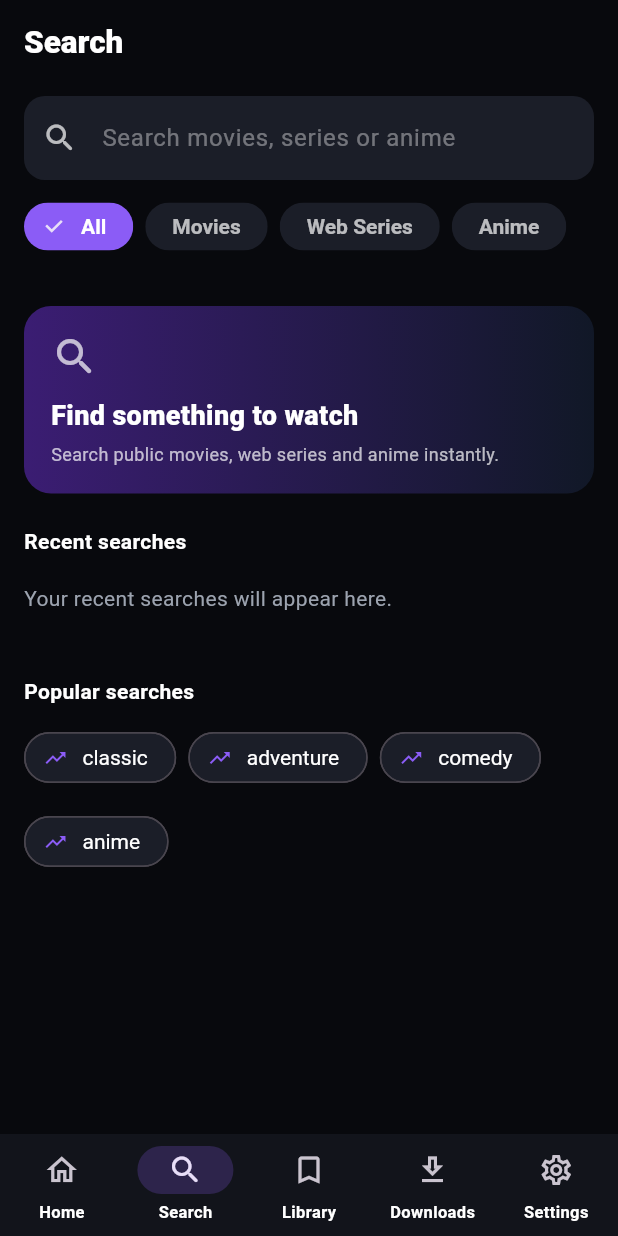
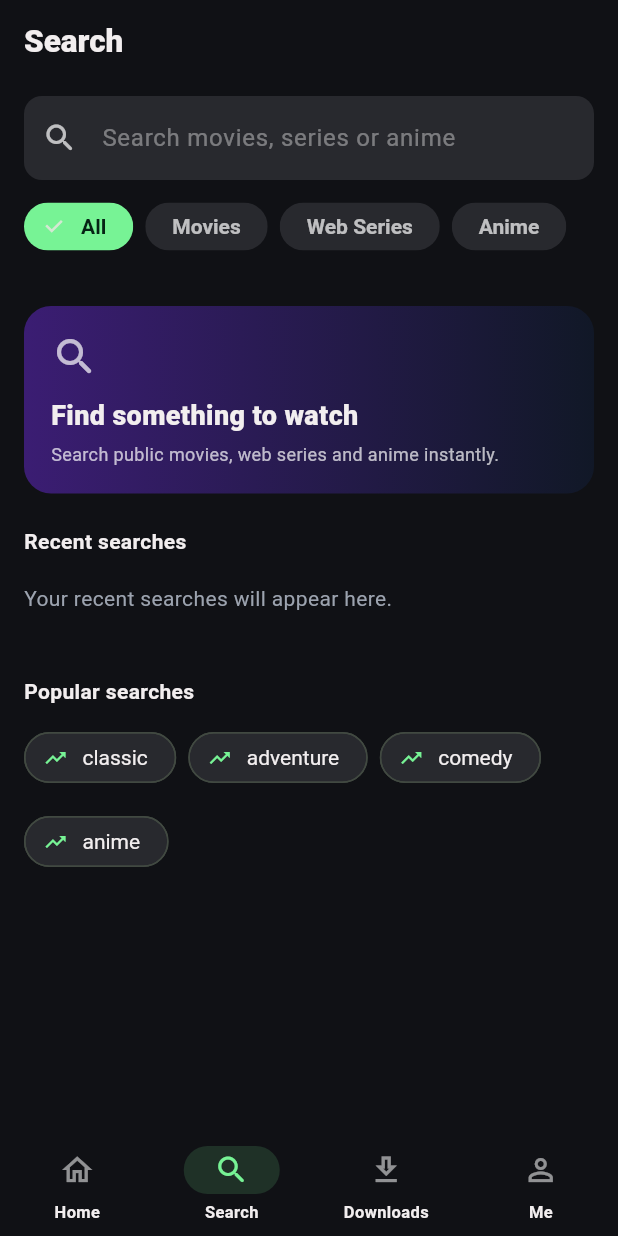
Before and after one commit to robinhossainraaj/flix4u, a Flutter app: the screen it shows after launch, item 2 of the bottom bar chosen, on a phone screen of 412 x 824 dp. Run offline on Flutter 3.47's test engine with Material 3 defaults, Android fonts, the phone set to English and light mode, and no system bars; our stand-ins replace cached_network_image, chewie, dio, go_router, hive_flutter, package_info_plus and 1 more; accounts and stored records are empty; network calls fail.

Commit message:
Step 1 UI: green design system, landscape cards and Me tab

```diff
--- a/flix4u-app/lib/app.dart
+++ b/flix4u-app/lib/app.dart
@@ -6,6 +6,7 @@ import 'features/detail/detail_page.dart';
 import 'features/downloads/downloads_page.dart';
 import 'features/home/home_page.dart';
 import 'features/library/library_page.dart';
+import 'features/me/me_page.dart';
 import 'features/player/player_page.dart';
 import 'features/search/search_page.dart';
 import 'features/settings/settings_page.dart';
@@ -58,6 +59,10 @@ final GoRouter _router = GoRouter(
           const LibraryPage(),
     ),
     GoRoute(
+      path: '/me',
+      builder: (BuildContext context, GoRouterState state) => const MePage(),
+    ),
+    GoRoute(
       path: '/downloads',
       builder: (BuildContext context, GoRouterState state) =>
           const DownloadsPage(),
--- a/flix4u-app/lib/features/downloads/downloads_page.dart
+++ b/flix4u-app/lib/features/downloads/downloads_page.dart
@@ -54,7 +54,7 @@ class DownloadsPage extends StatelessWidget {
           ),
         ),
       ),
-      bottomNavigationBar: const AppBottomNav(selectedIndex: 3),
+      bottomNavigationBar: const AppBottomNav(selectedIndex: 2),
     );
   }
 }
--- a/flix4u-app/lib/features/library/library_page.dart
+++ b/flix4u-app/lib/features/library/library_page.dart
@@ -62,7 +62,7 @@ class LibraryPage extends StatelessWidget {
                     decoration: BoxDecoration(
                       borderRadius: BorderRadius.circular(18),
                       gradient: const LinearGradient(
-                        colors: <Color>[Color(0xFF3B1D73), Color(0xFF111827)],
+                        colors: <Color>[Color(0xFF244A3A), Color(0xFF101115)],
                       ),
                     ),
                     child: const Row(
@@ -166,7 +166,7 @@ class LibraryPage extends StatelessWidget {
           );
         },
       ),
-      bottomNavigationBar: const AppBottomNav(selectedIndex: 2),
+      bottomNavigationBar: const AppBottomNav(selectedIndex: 3),
     );
   }
 }
--- a/flix4u-app/lib/features/search/search_page.dart
+++ b/flix4u-app/lib/features/search/search_page.dart
@@ -102,7 +102,9 @@ class _SearchPageState extends State<SearchPage> {
                     backgroundColor: AppColors.surfaceAlt,
                     side: BorderSide.none,
                     labelStyle: TextStyle(
-                      color: selected ? Colors.white : Colors.white70,
+                      color: selected
+                          ? const Color(0xFF062315)
+                          : Colors.white70,
                       fontWeight: FontWeight.w700,
                     ),
                   );
@@ -141,18 +143,18 @@ class _SearchPageState extends State<SearchPage> {
                           padding: const EdgeInsets.fromLTRB(16, 8, 16, 16),
                           gridDelegate:
                               const SliverGridDelegateWithFixedCrossAxisCount(
-                                crossAxisCount: 3,
-                                crossAxisSpacing: 10,
+                                crossAxisCount: 2,
+                                crossAxisSpacing: 12,
                                 mainAxisSpacing: 14,
-                                childAspectRatio: 0.56,
+                                childAspectRatio: 1.02,
                               ),
                           itemCount: items.length,
                           itemBuilder: (context, index) {
                             final item = items[index];
                             return MediaCard(
                               item: item,
-                              width: 108,
-                              imageHeight: 150,
+                              width: 164,
+                              imageHeight: 96,
                               onTap: () => context.go(
                                 '/detail/${item.type}/${Uri.encodeComponent(item.id)}',
                               ),
--- a/flix4u-app/lib/features/settings/settings_page.dart
+++ b/flix4u-app/lib/features/settings/settings_page.dart
@@ -54,7 +54,7 @@ class _SettingsPageState extends State<SettingsPage> {
             decoration: BoxDecoration(
               borderRadius: BorderRadius.circular(18),
               gradient: const LinearGradient(
-                colors: <Color>[Color(0xFF3B1D73), Color(0xFF111827)],
+                colors: <Color>[Color(0xFF244A3A), Color(0xFF101115)],
               ),
             ),
             child: const Row(
@@ -118,7 +118,7 @@ class _SettingsPageState extends State<SettingsPage> {
           ),
         ],
       ),
-      bottomNavigationBar: const AppBottomNav(selectedIndex: 4),
+      bottomNavigationBar: const AppBottomNav(selectedIndex: 3),
     );
   }
 
--- a/flix4u-app/lib/theme/app_theme.dart
+++ b/flix4u-app/lib/theme/app_theme.dart
@@ -1,13 +1,15 @@
 import 'package:flutter/material.dart';
 
 class AppColors {
-  static const Color background = Color(0xFF08090D);
-  static const Color surface = Color(0xFF12141B);
-  static const Color surfaceAlt = Color(0xFF1B1E28);
-  static const Color primary = Color(0xFF8B5CF6);
-  static const Color primaryDeep = Color(0xFF5B21B6);
+  static const Color background = Color(0xFF101115);
+  static const Color surface = Color(0xFF1E1F23);
+  static const Color surfaceAlt = Color(0xFF28292E);
+  static const Color primary = Color(0xFF77F395);
+  static const Color primaryDeep = Color(0xFF2F9E6B);
+  static const Color brand = Color(0xFF8B5CF6);
   static const Color accent = Color(0xFF22D3EE);
   static const Color gold = Color(0xFFFBBF24);
+  static const Color text = Color(0xFFF2EEEF);
   static const Color muted = Color(0xFF9CA3AF);
   static const Color danger = Color(0xFFEF4444);
 }
@@ -27,45 +29,53 @@ class AppTheme {
       canvasColor: AppColors.background,
       cardColor: AppColors.surface,
       dividerColor: Colors.white12,
-      splashColor: AppColors.primary.withOpacity(0.18),
-      highlightColor: AppColors.primary.withOpacity(0.08),
+      splashColor: AppColors.primary.withOpacity(0.16),
+      highlightColor: AppColors.primary.withOpacity(0.07),
       appBarTheme: const AppBarTheme(
         backgroundColor: AppColors.background,
         surfaceTintColor: Colors.transparent,
         elevation: 0,
         scrolledUnderElevation: 0,
-        foregroundColor: Colors.white,
-        iconTheme: IconThemeData(color: Colors.white),
+        foregroundColor: AppColors.text,
+        iconTheme: IconThemeData(color: AppColors.text),
+        titleTextStyle: TextStyle(
+          color: AppColors.text,
+          fontSize: 20,
+          fontWeight: FontWeight.w800,
+        ),
       ),
-      iconTheme: const IconThemeData(color: Colors.white),
+      iconTheme: const IconThemeData(color: AppColors.text),
       textTheme: const TextTheme(
-        titleLarge: TextStyle(fontWeight: FontWeight.w800, color: Colors.white),
+        titleLarge: TextStyle(
+          fontWeight: FontWeight.w800,
+          color: AppColors.text,
+        ),
         titleMedium: TextStyle(
           fontWeight: FontWeight.w700,
-          color: Colors.white,
+          color: AppColors.text,
         ),
-        bodyLarge: TextStyle(color: Colors.white),
-        bodyMedium: TextStyle(color: Colors.white),
+        bodyLarge: TextStyle(color: AppColors.text),
+        bodyMedium: TextStyle(color: AppColors.text),
         bodySmall: TextStyle(color: AppColors.muted),
       ),
       filledButtonTheme: FilledButtonThemeData(
         style: FilledButton.styleFrom(
           backgroundColor: AppColors.primary,
-          foregroundColor: Colors.white,
+          foregroundColor: const Color(0xFF062315),
           padding: const EdgeInsets.symmetric(horizontal: 20, vertical: 14),
           shape: RoundedRectangleBorder(
-            borderRadius: BorderRadius.circular(14),
+            borderRadius: BorderRadius.circular(12),
           ),
-          textStyle: const TextStyle(fontWeight: FontWeight.w700),
+          textStyle: const TextStyle(fontWeight: FontWeight.w800),
         ),
       ),
       outlinedButtonTheme: OutlinedButtonThemeData(
         style: OutlinedButton.styleFrom(
-          foregroundColor: Colors.white,
-          side: const BorderSide(color: Colors.white38),
+          foregroundColor: AppColors.text,
+          side: const BorderSide(color: Colors.white24),
           padding: const EdgeInsets.symmetric(horizontal: 20, vertical: 14),
           shape: RoundedRectangleBorder(
-            borderRadius: BorderRadius.circular(14),
+            borderRadius: BorderRadius.circular(12),
           ),
           textStyle: const TextStyle(fontWeight: FontWeight.w700),
         ),
@@ -75,15 +85,15 @@ class AppTheme {
         fillColor: AppColors.surfaceAlt,
         hintStyle: const TextStyle(color: Colors.white38),
         border: OutlineInputBorder(
-          borderRadius: BorderRadius.circular(14),
+          borderRadius: BorderRadius.circular(12),
           borderSide: BorderSide.none,
         ),
         enabledBorder: OutlineInputBorder(
-          borderRadius: BorderRadius.circular(14),
+          borderRadius: BorderRadius.circular(12),
           borderSide: BorderSide.none,
         ),
         focusedBorder: OutlineInputBorder(
-          borderRadius: BorderRadius.circular(14),
+          borderRadius: BorderRadius.circular(12),
           borderSide: const BorderSide(color: AppColors.primary),
         ),
         prefixIconColor: Colors.white70,
@@ -92,19 +102,25 @@ class AppTheme {
         backgroundColor: AppColors.surfaceAlt,
         selectedColor: AppColors.primary,
         disabledColor: AppColors.surfaceAlt,
-        labelStyle: const TextStyle(color: Colors.white),
-        secondaryLabelStyle: const TextStyle(color: Colors.white),
+        labelStyle: const TextStyle(color: AppColors.text),
+        secondaryLabelStyle: const TextStyle(color: Color(0xFF062315)),
         padding: const EdgeInsets.symmetric(horizontal: 10, vertical: 6),
-        shape: RoundedRectangleBorder(borderRadius: BorderRadius.circular(20)),
+        shape: RoundedRectangleBorder(borderRadius: BorderRadius.circular(18)),
       ),
       navigationBarTheme: NavigationBarThemeData(
-        backgroundColor: AppColors.surface,
+        backgroundColor: AppColors.background,
         surfaceTintColor: Colors.transparent,
-        indicatorColor: AppColors.primary.withOpacity(0.22),
+        indicatorColor: AppColors.primary.withOpacity(0.14),
         height: 68,
         labelTextStyle: WidgetStateProperty.all(
-          const TextStyle(fontSize: 11, fontWeight: FontWeight.w600),
+          const TextStyle(fontSize: 11, fontWeight: FontWeight.w700),
         ),
+        iconTheme: WidgetStateProperty.resolveWith((states) {
+          if (states.contains(WidgetState.selected)) {
+            return const IconThemeData(color: AppColors.primary);
+          }
+          return const IconThemeData(color: Colors.white54);
+        }),
       ),
     );
   }
--- a/flix4u-app/lib/widgets/app_bottom_nav.dart
+++ b/flix4u-app/lib/widgets/app_bottom_nav.dart
@@ -1,7 +1,5 @@
 import 'package:flutter/material.dart';
 import 'package:go_router/go_router.dart';
-
-import '../theme/app_theme.dart';
 
 class AppBottomNav extends StatelessWidget {
   const AppBottomNav({super.key, required this.selectedIndex});
@@ -17,13 +15,10 @@ class AppBottomNav extends StatelessWidget {
         context.go('/search');
         break;
       case 2:
-        context.go('/library');
+        context.go('/downloads');
         break;
       case 3:
-        context.go('/downloads');
-        break;
-      case 4:
-        context.go('/settings');
+        context.go('/me');
         break;
     }
   }
@@ -45,19 +40,14 @@ class AppBottomNav extends StatelessWidget {
           label: 'Search',
         ),
         NavigationDestination(
-          icon: Icon(Icons.bookmark_border),
-          selectedIcon: Icon(Icons.bookmark_rounded),
-          label: 'Library',
-        ),
-        NavigationDestination(
           icon: Icon(Icons.download_outlined),
           selectedIcon: Icon(Icons.download_rounded),
           label: 'Downloads',
         ),
         NavigationDestination(
-          icon: Icon(Icons.settings_outlined),
-          selectedIcon: Icon(Icons.settings_rounded),
-          label: 'Settings',
+          icon: Icon(Icons.person_outline),
+          selectedIcon: Icon(Icons.person_rounded),
+          label: 'Me',
         ),
       ],
     );
--- a/flix4u-app/lib/widgets/section_rail.dart
+++ b/flix4u-app/lib/widgets/section_rail.dart
@@ -75,7 +75,7 @@ class SectionRail extends StatelessWidget {
                     child: const Row(
                       mainAxisSize: MainAxisSize.min,
                       children: <Widget>[
-                        Text('See all'),
+                        Text('All'),
                         Icon(Icons.chevron_right, size: 16),
                       ],
                     ),
@@ -85,7 +85,7 @@ class SectionRail extends StatelessWidget {
           ),
           const SizedBox(height: 10),
           SizedBox(
-            height: 216,
+            height: 172,
             child: ListView.separated(
               padding: const EdgeInsets.symmetric(horizontal: 16),
               scrollDirection: Axis.horizontal,
```
Also changed, not shown: flix4u-app/lib/features/category/category_page.dart (+7 -7 lines), flix4u-app/lib/features/home/home_page.dart (+28 -1 lines), flix4u-app/lib/features/me/me_page.dart (added, +167 -0 lines), flix4u-app/lib/features/splash/splash_page.dart (+4 -4 lines), flix4u-app/lib/widgets/media_card.dart (+30 -44 lines), 1 other file.
